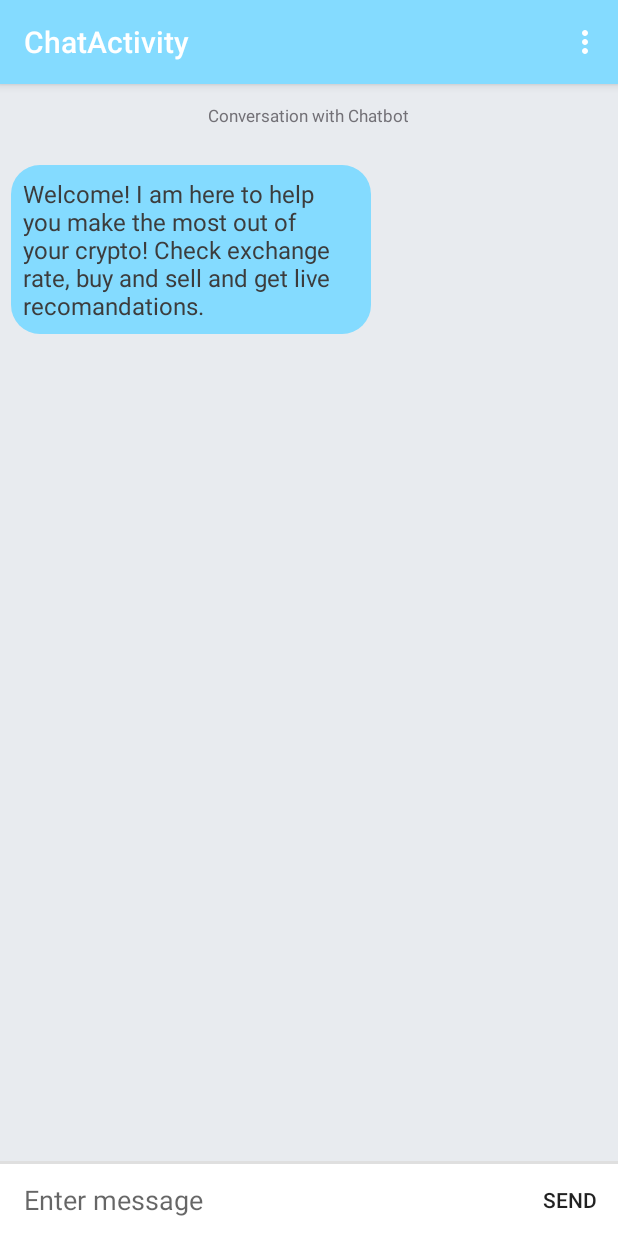
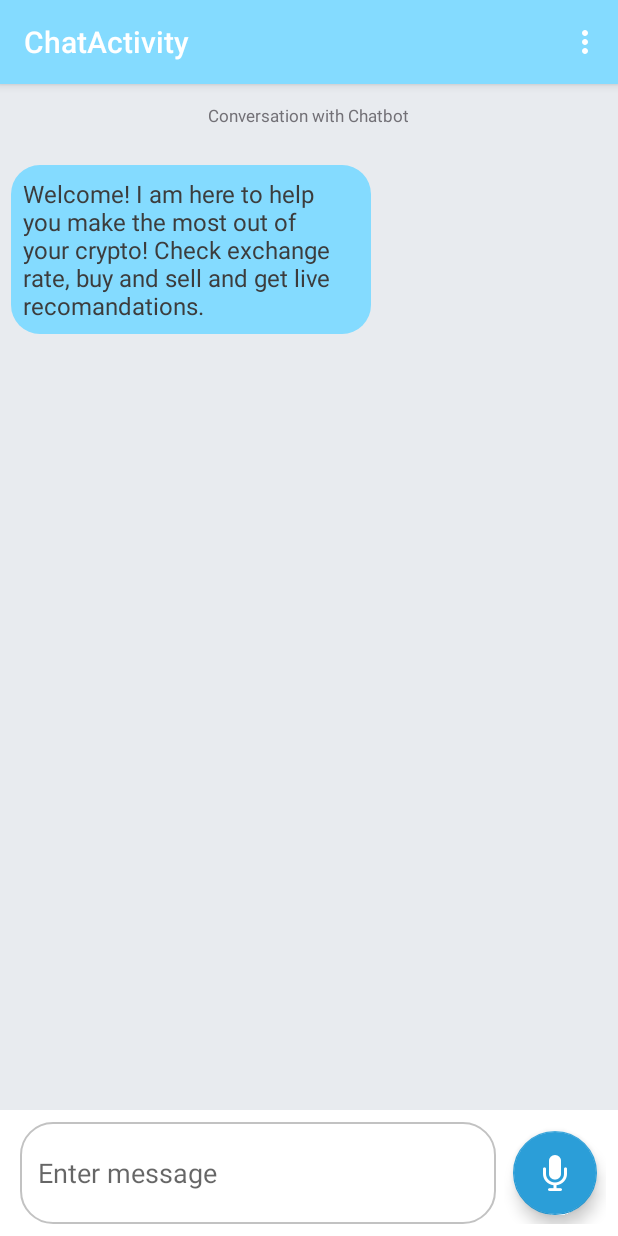
Before and after one commit to oritgurel/CryptoPal, an Android app: the screen it shows after launch once a user with an empty profile is signed in (ChatActivity), on a phone screen of 412 x 824 dp. Run offline under Robolectric (Android 15) with nearby library versions, the phone set to English and light mode, and no system bars; our stand-ins replace EventBus, Firebase (no records; nobody signed in at launch, a user with empty details on screens opened directly); libraries missing offline, so code that uses them is left out: com.firebase.ui; 1 statement that could not run was skipped.

Commit message:
Merge branch 'master' of https://gitlab.com/heroappsltd/cryptopal-android
# Conflicts:
#	app/build.gradle

```diff
--- a/app/src/main/AndroidManifest.xml
+++ b/app/src/main/AndroidManifest.xml
@@ -3,7 +3,9 @@
           package="com.cryptopal.android">
 
     <uses-permission android:name="android.permission.INTERNET"/>
+    <uses-permission android:name="android.permission.RECORD_AUDIO"/>
     <uses-permission android:name="android.permission.READ_EXTERNAL_STORAGE"/>
+
 
     <application
         android:name=".CryptoPalApplication"
--- /dev/null
+++ b/app/src/main/res/drawable/edit_message_rectangle.xml
@@ -0,0 +1,20 @@
+<?xml version="1.0" encoding="utf-8"?>
+<shape xmlns:android="http://schemas.android.com/apk/res/android"
+    android:shape="rectangle" >
+
+    <!-- View background color -->
+    <solid
+        android:color="#ffffff" >
+    </solid>
+
+    <stroke
+        android:width="1dp"
+        android:color="#3d000000">
+
+    </stroke>
+
+    <!-- The radius makes the corners rounded -->
+    <corners
+        android:radius="21dp">
+    </corners>
+</shape>
--- a/app/src/main/res/layout/activity_chat_list.xml
+++ b/app/src/main/res/layout/activity_chat_list.xml
@@ -1,97 +1,95 @@
-<android.support.constraint.ConstraintLayout
-    xmlns:android="http://schemas.android.com/apk/res/android"
+<RelativeLayout xmlns:android="http://schemas.android.com/apk/res/android"
     xmlns:app="http://schemas.android.com/apk/res-auto"
     xmlns:tools="http://schemas.android.com/tools"
     android:layout_width="match_parent"
     android:layout_height="match_parent"
+    android:background="#e8ebef"
     android:layoutDirection="ltr"
     android:textDirection="ltr"
-    android:background="#e8ebef"
     tools:context="com.cryptopal.android.activities.ChatActivity">
 
+
     <LinearLayout
+        android:id="@+id/layout_chatbox"
+        android:layout_width="match_parent"
+        android:layout_height="wrap_content"
+        android:background="#ffffff"
+        android:minHeight="48dp"
+        android:orientation="horizontal"
+        android:padding="8dp"
+        android:layout_alignParentBottom="true"
+        >
+
+        <EditText
+            android:id="@+id/edittext_chatbox"
+            android:layout_width="match_parent"
+            android:layout_height="match_parent"
+            android:layout_gravity="center"
+            android:layout_marginLeft="5dp"
+            android:layout_marginRight="5dp"
+            android:layout_weight="1"
+            android:background="@drawable/edit_message_rectangle"
+            android:hint="Enter message"
+            android:maxLines="6"
+            android:padding="12dp" />
+
+        <RelativeLayout
+            android:layout_width="wrap_content"
+            android:layout_height="wrap_content">
+
+            <android.support.design.widget.FloatingActionButton
+                android:id="@+id/button_chatbox_send"
+                android:layout_width="wrap_content"
+                android:layout_height="wrap_content"
+                android:layout_gravity="bottom"
+                android:layout_margin="6dp"
+                android:clickable="true"
+                android:gravity="center"
+                android:src="@drawable/dictation_glyph"
+                tools:background="@color/colorPrimary" />
+
+        </RelativeLayout>
+    </LinearLayout>
+
+
+    <LinearLayout
+        android:layout_above="@id/layout_chatbox"
         android:layout_width="match_parent"
         android:layout_height="match_parent"
         android:orientation="vertical">
+
         <TextView
             android:id="@+id/description"
             android:layout_width="wrap_content"
             android:layout_height="wrap_content"
+            android:layout_gravity="center_horizontal"
+            android:fontFamily="sans-serif"
+            android:padding="13dp"
+            android:text="Conversation with Chatbot"
+            android:textColor="#727076"
             android:textSize="11sp"
-        android:padding="13dp"
-        android:fontFamily="sans-serif"
-        android:textStyle="normal"
-        android:textColor="#727076"
-        android:text="Conversation with Chatbot"
-        android:layout_gravity="center_horizontal"
-        />
+            android:textStyle="normal" />
 
         <android.support.v7.widget.RecyclerView
             android:id="@+id/reyclerview_message_list"
             android:layout_width="match_parent"
             android:layout_height="match_parent"
-        android:layout_below="@id/description">
-    </android.support.v7.widget.RecyclerView>
+            android:layout_below="@id/description"></android.support.v7.widget.RecyclerView>
 
-    <TextView
-        android:layout_width="wrap_content"
-        android:layout_height="wrap_content"
-        android:textSize="11sp"
-        android:fontFamily="sans-serif"
-        android:textStyle="normal"
-        android:textColor="#727076"
-        tools:text="Conversation with Chatbot"
-        app:layout_constraintTop_toTopOf="@id/reyclerview_message_list"
-        />
 
     </LinearLayout>
 
-    <!-- A horizontal line between the chatbox and RecyclerView -->
-    <View
-        android:layout_width="0dp"
-        android:layout_height="2dp"
-        android:background="#dfdfdf"
-        android:layout_marginBottom="0dp"
-        app:layout_constraintBottom_toTopOf="@+id/layout_chatbox"
-        app:layout_constraintLeft_toLeftOf="parent"
-        app:layout_constraintRight_toRightOf="parent"/>
+    <!--&lt;!&ndash; A horizontal line between the chatbox and RecyclerView &ndash;&gt;-->
+    <!--<View-->
+        <!--android:layout_width="0dp"-->
+        <!--android:layout_height="2dp"-->
+        <!--android:layout_marginBottom="0dp"-->
+        <!--android:background="#dfdfdf"-->
+        <!--app:layout_constraintBottom_toTopOf="@+id/layout_chatbox"-->
+        <!--app:layout_constraintLeft_toLeftOf="parent"-->
+        <!--app:layout_constraintRight_toRightOf="parent" />-->
 
 
-    <LinearLayout
-        android:id="@+id/layout_chatbox"
-        android:layout_width="0dp"
-        android:layout_height="wrap_content"
-        android:orientation="horizontal"
-        android:minHeight="48dp"
-        android:background="#ffffff"
-        app:layout_constraintBottom_toBottomOf="parent"
-        app:layout_constraintRight_toRightOf="parent"
-        app:layout_constraintLeft_toLeftOf="parent">
-
-        <EditText
-            android:id="@+id/edittext_chatbox"
-            android:hint="Enter message"
-            android:background="@android:color/transparent"
-            android:layout_gravity="center"
-            android:layout_marginLeft="16dp"
-            android:layout_marginRight="16dp"
-            android:layout_width="0dp"
-            android:layout_weight="1"
-            android:layout_height="wrap_content"
-            android:maxLines="6"/>
-
-        <Button
-            android:id="@+id/button_chatbox_send"
-            android:text="SEND"
-            android:textSize="14dp"
-            android:background="?attr/selectableItemBackground"
-            android:clickable="true"
-            android:layout_width="64dp"
-            android:layout_height="48dp"
-            android:gravity="center"
-            android:layout_gravity="bottom" />
-
-    </LinearLayout>
 
 
-</android.support.constraint.ConstraintLayout>
+</RelativeLayout>
--- a/app/src/main/res/values/colors.xml
+++ b/app/src/main/res/values/colors.xml
@@ -2,7 +2,7 @@
 <resources>
     <color name="colorPrimary">#3F51B5</color>
     <color name="colorPrimaryDark">#2b9ed8</color>
-    <color name="colorAccent">#FF4081</color>
+    <color name="colorAccent">#2b9ed8</color>
     <color name="colorWhite">#ffffff</color>
     <color name="colorBlack">#000000</color>
     <color name="colorMild">#9d9c9c</color>
```
Also changed, not shown: app/src/main/java/com/cryptopal/android/activities/ChatActivity.java (+79 -5 lines), app/src/main/res/layout/content_chat.xml (deleted, +0 -12 lines), app/src/main/res/drawable-hdpi/dictation_glyph.png (added), app/src/main/res/drawable-mdpi/dictation_glyph.png (added), app/src/main/res/drawable-mdpi/ic_send_copy.png (added), app/src/main/res/drawable-xhdpi/dictation_glyph.png (added), app/src/main/res/drawable-xhdpi/ic_send_copy.png (added), app/src/main/res/drawable-xxhdpi/dictation_glyph.png (added), app/src/main/res/drawable-xxhdpi/ic_send_copy.png (added), app/src/main/res/drawable-xxxhdpi/dictation_glyph.png (added), app/src/main/res/drawable-xxxhdpi/ic_send_copy.png (added), app/src/main/res/mipmap-hdpi/ic_send_copy.png (added). Lines whose indentation alone changed are shown as unchanged.
